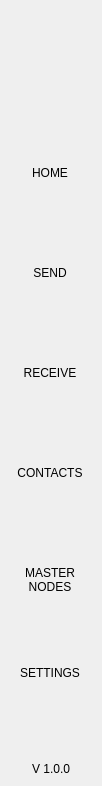
First picture: the form in src/qt/pivx/forms/navmenuwidget.ui, repository KingricharVD/DSW, before the edit.
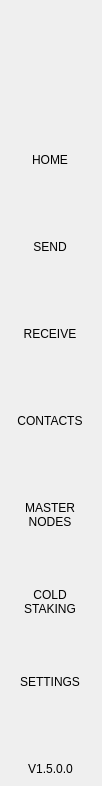
Second picture: the form after the edit.

The edit to the form file:
```diff
--- a/src/qt/pivx/forms/navmenuwidget.ui
+++ b/src/qt/pivx/forms/navmenuwidget.ui
@@ -285,6 +285,32 @@
             </property>
            </widget>
           </item>
+          <item>
+           <widget class="QToolButton" name="btnColdStaking">
+            <property name="minimumSize">
+             <size>
+              <width>100</width>
+              <height>80</height>
+             </size>
+            </property>
+            <property name="text">
+             <string>COLD
+STAKING</string>
+            </property>
+            <property name="iconSize">
+             <size>
+              <width>32</width>
+              <height>32</height>
+             </size>
+            </property>
+            <property name="checkable">
+             <bool>true</bool>
+            </property>
+            <property name="autoExclusive">
+             <bool>true</bool>
+            </property>
+           </widget>
+          </item>
           <item>
            <widget class="QToolButton" name="btnSettings">
             <property name="minimumSize">
@@ -340,7 +366,7 @@
          </size>
         </property>
         <property name="text">
-         <string>V 1.0.0</string>
+         <string>V1.5.0.0</string>
         </property>
         <property name="alignment">
          <set>Qt::AlignBottom|Qt::AlignHCenter</set>
```
Left out of the diff: 4 changed lines with no effect on the pictures.
